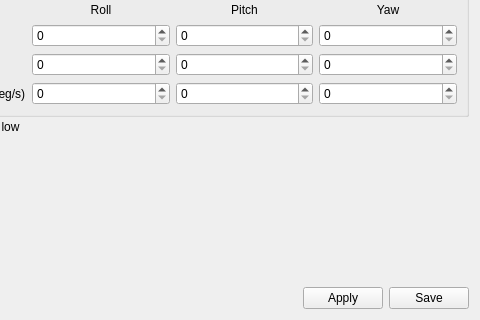
Qt form ground/openpilotgcs/src/plugins/config/stabilization.ui (openpilot/OpenPilot) before a commit; both pictures show x 203 to 683 and y 365 to 685 of the 683 by 685 pixel window.
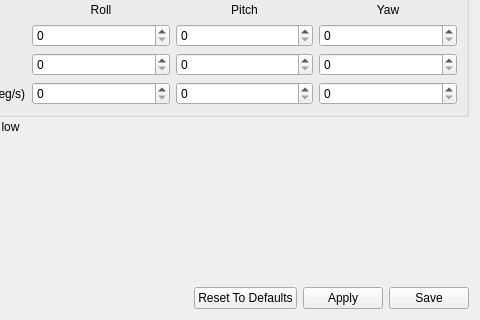
The same form after that commit. Icons and pictures are not drawn.

Commit message:
Add "Reset To Defaults" button to Stabilization configuration tab
Also add tootips to Reset/Apply/Save buttons.

The edit to the form file:
```diff
--- a/ground/openpilotgcs/src/plugins/config/stabilization.ui
+++ b/ground/openpilotgcs/src/plugins/config/stabilization.ui
@@ -747,6 +747,19 @@
        </property>
       </widget>
      </item>
+     <item>
+      <widget class="QPushButton" name="stabilizationResetToDefaults">
+       <property name="toolTip">
+        <string>Load default Stabilization settings
+
+Loaded settings are not applied automatically. You have to click the
+Apply or Save button afterwards.</string>
+       </property>
+       <property name="text">
+        <string>Reset To Defaults</string>
+       </property>
+      </widget>
+     </item>
      <item>
       <widget class="QPushButton" name="saveStabilizationToRAM">
        <property name="text">
```
Left out of the diff: 44 changed lines with no effect on the pictures. The commit also changes 2 other files.
